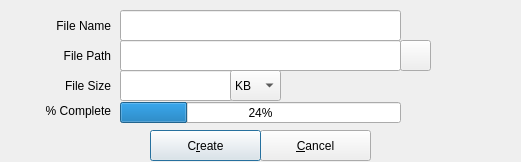
Old version of the form zuluCrypt-gui/createfile.ui in the repository mhogomchungu/zuluCrypt.
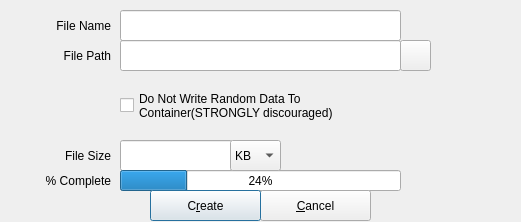
New version of the form.

Commit message: add support for creation of volumes in zuluCrypt-gui without first writing random data to container(useful when creating a very large volume since the process may take a veerry looonnggg time)

The edit to the form file:
```diff
--- a/zuluCrypt-gui/createfile.ui
+++ b/zuluCrypt-gui/createfile.ui
@@ -10,7 +10,7 @@
     <x>0</x>
     <y>0</y>
     <width>521</width>
-    <height>162</height>
+    <height>222</height>
    </rect>
   </property>
   <property name="windowTitle">
@@ -78,7 +78,7 @@
    <property name="geometry">
     <rect>
      <x>10</x>
-     <y>70</y>
+     <y>140</y>
      <width>101</width>
      <height>31</height>
     </rect>
@@ -97,7 +97,7 @@
    <property name="geometry">
     <rect>
      <x>120</x>
-     <y>70</y>
+     <y>140</y>
      <width>113</width>
      <height>31</height>
     </rect>
@@ -107,7 +107,7 @@
    <property name="geometry">
     <rect>
      <x>120</x>
-     <y>102</y>
+     <y>170</y>
      <width>281</width>
      <height>21</height>
     </rect>
@@ -136,7 +136,7 @@
    <property name="geometry">
     <rect>
      <x>260</x>
-     <y>130</y>
+     <y>190</y>
      <width>111</width>
      <height>31</height>
     </rect>
@@ -155,7 +155,7 @@
    <property name="geometry">
     <rect>
      <x>10</x>
-     <y>90</y>
+     <y>160</y>
      <width>101</width>
      <height>41</height>
     </rect>
@@ -174,7 +174,7 @@
    <property name="geometry">
     <rect>
      <x>150</x>
-     <y>130</y>
+     <y>190</y>
      <width>111</width>
      <height>31</height>
     </rect>
@@ -193,7 +193,7 @@
    <property name="geometry">
     <rect>
      <x>230</x>
-     <y>70</y>
+     <y>140</y>
      <width>51</width>
      <height>31</height>
     </rect>
@@ -217,6 +217,20 @@
     </property>
    </item>
   </widget>
+  <widget class="QCheckBox" name="checkBoxNoRandomData">
+   <property name="geometry">
+    <rect>
+     <x>120</x>
+     <y>70</y>
+     <width>281</width>
+     <height>71</height>
+    </rect>
+   </property>
+   <property name="text">
+    <string>Do Not Write Random Data To
+Container(STRONGLY discouraged)</string>
+   </property>
+  </widget>
  </widget>
  <tabstops>
   <tabstop>lineEditFileName</tabstop>
```
The commit also changes 3 other files.
